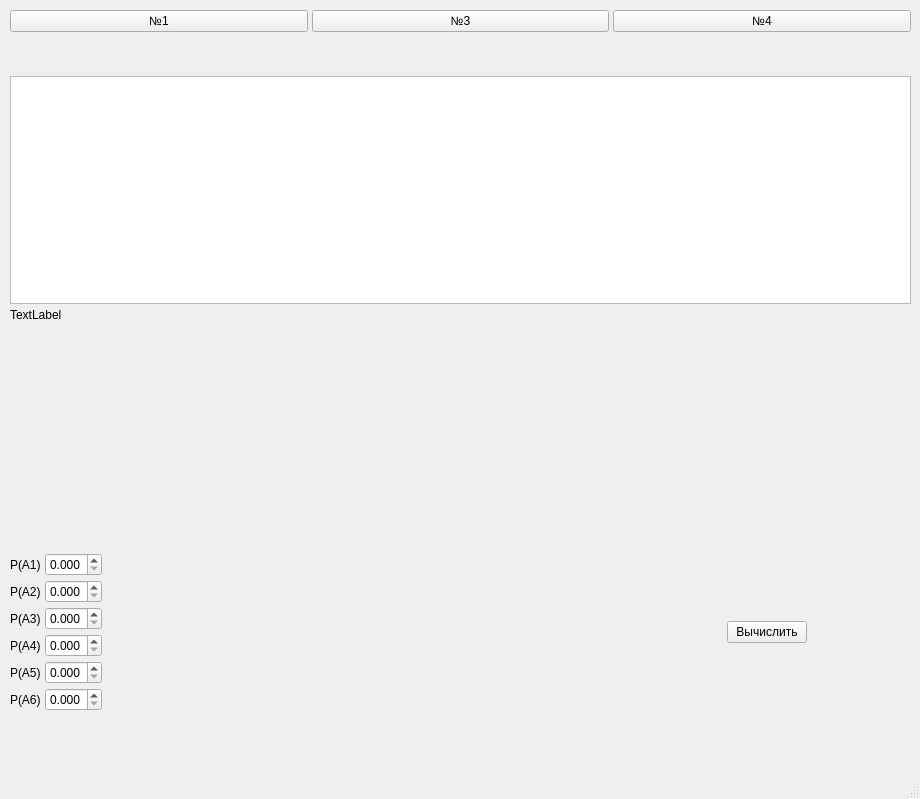
The window that Lab2/mainwindow.ui (KorvinDarkus/TerVer) describes before a commit, drawn with Qt 5.
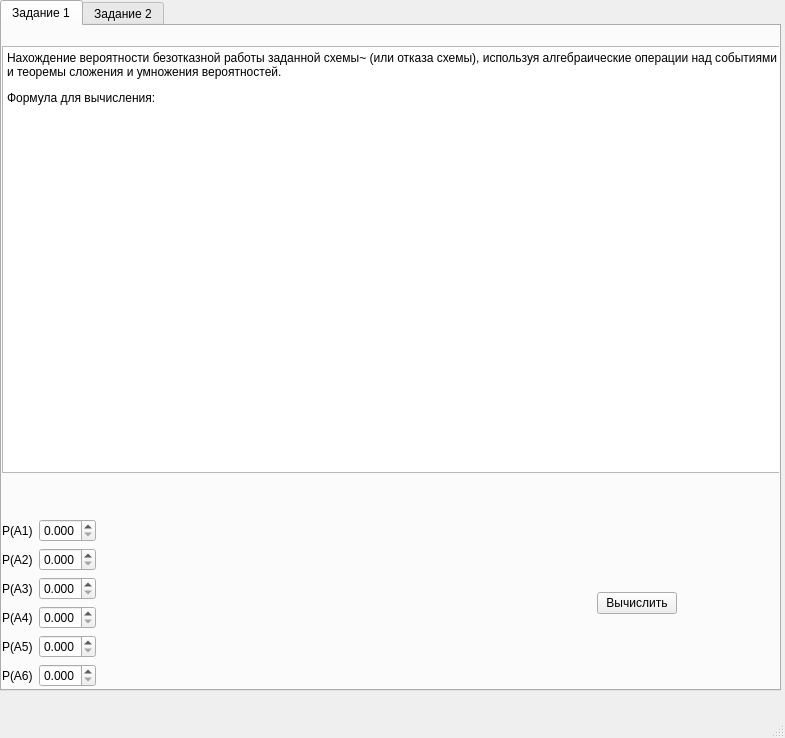
The same window after the commit. Icons and pictures are not drawn.

Commit message: Обновил интерфейс

Diff of the .ui file:
```diff
--- a/Lab2/mainwindow.ui
+++ b/Lab2/mainwindow.ui
@@ -6,89 +6,69 @@
    <rect>
     <x>0</x>
     <y>0</y>
-    <width>920</width>
-    <height>799</height>
+    <width>785</width>
+    <height>738</height>
    </rect>
   </property>
   <property name="windowTitle">
    <string>Лабораторная №2</string>
   </property>
   <widget class="QWidget" name="centralwidget">
-   <widget class="QWidget" name="verticalLayoutWidget">
+   <widget class="QTabWidget" name="tabWidget">
     <property name="geometry">
      <rect>
       <x>0</x>
       <y>0</y>
-      <width>921</width>
-      <height>711</height>
+      <width>781</width>
+      <height>691</height>
      </rect>
     </property>
-    <layout class="QVBoxLayout" name="verticalLayout_3">
-     <property name="spacing">
-      <number>4</number>
-     </property>
-     <property name="leftMargin">
-      <number>10</number>
-     </property>
-     <property name="topMargin">
-      <number>10</number>
-     </property>
-     <property name="rightMargin">
-      <number>10</number>
-     </property>
-     <item>
-      <layout class="QHBoxLayout" name="horizontalLayout">
-       <property name="sizeConstraint">
-        <enum>QLayout::SetFixedSize</enum>
-       </property>
-       <item>
-        <widget class="QPushButton" name="btnEx1">
-         <property name="text">
-          <string>№1</string>
-         </property>
-        </widget>
-       </item>
-       <item>
-        <widget class="QPushButton" name="btnEx3">
-         <property name="text">
-          <string>№3</string>
-         </property>
-        </widget>
-       </item>
-       <item>
-        <widget class="QPushButton" name="btnEx4">
-         <property name="text">
-          <string>№4</string>
-         </property>
-        </widget>
-       </item>
-      </layout>
-     </item>
-     <item>
-      <spacer name="verticalSpacer">
-       <property name="orientation">
-        <enum>Qt::Vertical</enum>
-       </property>
-       <property name="sizeType">
-        <enum>QSizePolicy::Minimum</enum>
-       </property>
-       <property name="sizeHint" stdset="0">
-        <size>
-         <width>20</width>
-         <height>40</height>
-        </size>
-       </property>
-      </spacer>
-     </item>
-     <item>
-      <layout class="QVBoxLayout" name="verticalLayout">
-       <item>
-        <widget class="QGraphicsView" name="graphicsView"/>
-       </item>
+    <property name="currentIndex">
+     <number>0</number>
+    </property>
+    <widget class="QWidget" name="tab">
+     <attribute name="title">
+      <string>Задание 1</string>
+     </attribute>
+     <widget class="QWidget" name="verticalLayoutWidget_2">
+      <property name="geometry">
+       <rect>
+        <x>0</x>
+        <y>0</y>
+        <width>781</width>
+        <height>661</height>
+       </rect>
+      </property>
+      <layout class="QVBoxLayout" name="ex1View">
        <item>
         <widget class="QLabel" name="label_7">
+         <property name="layoutDirection">
+          <enum>Qt::LeftToRight</enum>
+         </property>
          <property name="text">
-          <string>TextLabel</string>
+          <string/>
+         </property>
+         <property name="pixmap">
+          <pixmap resource="Resourses.qrc">:/ex1/Resourses/ex1.png</pixmap>
+         </property>
+         <property name="alignment">
+          <set>Qt::AlignCenter</set>
+         </property>
+        </widget>
+       </item>
+       <item>
+        <widget class="QTextBrowser" name="textBrowser">
+         <property name="html">
+          <string>&lt;!DOCTYPE HTML PUBLIC &quot;-//W3C//DTD HTML 4.0//EN&quot; &quot;http://www.w3.org/TR/REC-html40/strict.dtd&quot;&gt;
+&lt;html&gt;&lt;head&gt;&lt;meta name=&quot;qrichtext&quot; content=&quot;1&quot; /&gt;&lt;meta charset=&quot;utf-8&quot; /&gt;&lt;style type=&quot;text/css&quot;&gt;
+p, li { white-space: pre-wrap; }
+hr { height: 1px; border-width: 0; }
+&lt;/style&gt;&lt;/head&gt;&lt;body style=&quot; font-family:'Segoe UI'; font-size:9pt; font-weight:400; font-style:normal;&quot;&gt;
+&lt;p style=&quot; margin-top:12px; margin-bottom:12px; margin-left:0px; margin-right:0px; -qt-block-indent:0; text-indent:0px;&quot;&gt;&lt;span style=&quot; font-family:'Times New Roman';&quot;&gt;Нахождение вероятности безотказной работы заданной схемы~ (или отказа схемы), используя алгебраические операции над событиями и теоремы сложения и умножения вероятностей.&lt;/span&gt;&lt;/p&gt;
+&lt;p style=&quot; margin-top:12px; margin-bottom:12px; margin-left:0px; margin-right:0px; -qt-block-indent:0; text-indent:0px;&quot;&gt;&lt;span style=&quot; font-family:'Times New Roman';&quot;&gt;Формула для вычисления:&lt;/span&gt;&lt;/p&gt;
+&lt;p style=&quot; margin-top:0px; margin-bottom:0px; margin-left:0px; margin-right:0px; -qt-block-indent:0; text-indent:0px;&quot;&gt;&lt;img src=&quot;file:///C:\Users\pavel\AppData\Local\Temp\ksohtml14888\wps1.jpg&quot; width=&quot;606&quot; height=&quot;29&quot; /&gt;&lt;/p&gt;
+&lt;p align=&quot;justify&quot; style=&quot; margin-top:2px; margin-bottom:2px; margin-left:-9px; margin-right:0px; -qt-block-indent:0; text-indent:0px;&quot;&gt;&lt;img src=&quot;file:///C:\Users\pavel\AppData\Local\Temp\ksohtml14888\wps2.jpg&quot; width=&quot;577&quot; height=&quot;25&quot; /&gt;&lt;span style=&quot; font-family:'Times New Roman'; font-style:italic;&quot;&gt; &lt;/span&gt;&lt;/p&gt;
+&lt;p align=&quot;justify&quot; style=&quot; margin-top:2px; margin-bottom:2px; margin-left:-9px; margin-right:0px; -qt-block-indent:0; text-indent:0px;&quot;&gt;&lt;img src=&quot;file:///C:\Users\pavel\AppData\Local\Temp\ksohtml14888\wps3.jpg&quot; width=&quot;603&quot; height=&quot;25&quot; /&gt;&lt;span style=&quot; font-family:'Times New Roman'; font-style:italic;&quot;&gt; &lt;/span&gt;&lt;/p&gt;&lt;/body&gt;&lt;/html&gt;</string>
          </property>
         </widget>
        </item>
@@ -98,7 +78,7 @@
           <enum>Qt::Vertical</enum>
          </property>
          <property name="sizeType">
-          <enum>QSizePolicy::Expanding</enum>
+          <enum>QSizePolicy::Preferred</enum>
          </property>
          <property name="sizeHint" stdset="0">
           <size>
@@ -282,8 +262,13 @@
         </layout>
        </item>
       </layout>
-     </item>
-    </layout>
+     </widget>
+    </widget>
+    <widget class="QWidget" name="tab_2">
+     <attribute name="title">
+      <string>Задание 2</string>
+     </attribute>
+    </widget>
    </widget>
   </widget>
   <widget class="QMenuBar" name="menubar">
```
Left out of the diff: 6 changed lines with no effect on the pictures. The commit also changes 5 other files.
